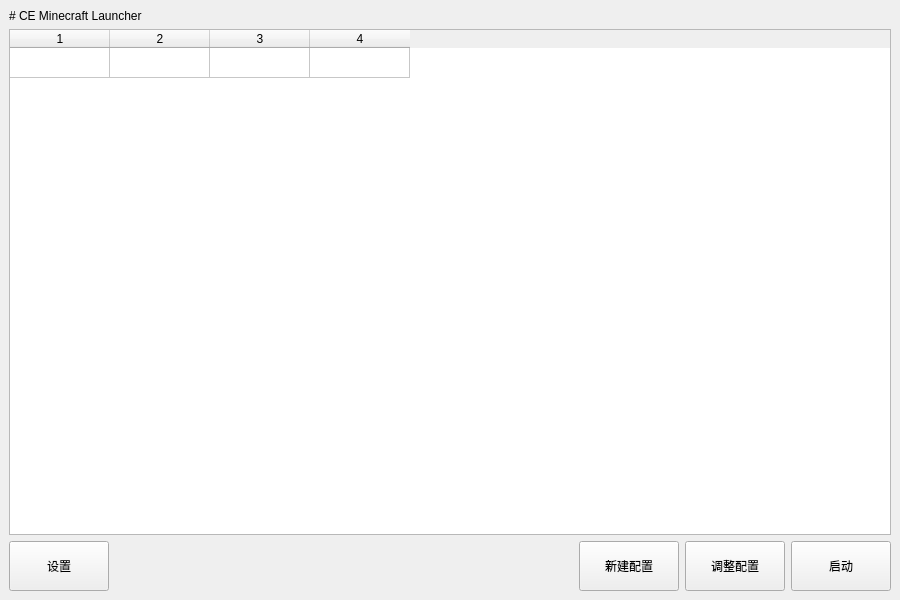
This is res/CEMCL.ui in constant-e/CEMCL as Qt 5 draws it before an edit. The edited form follows.
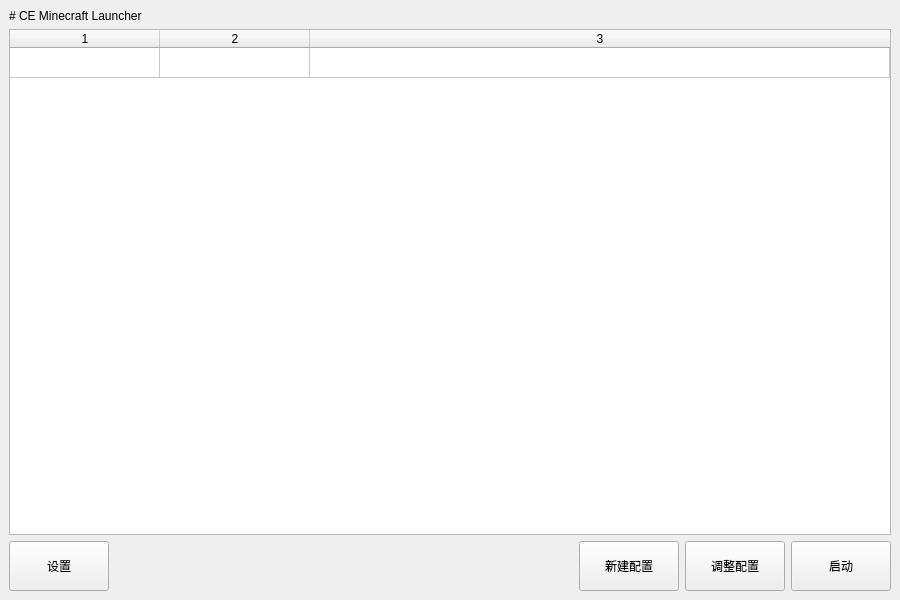
This is the edited form.

```diff
--- a/res/CEMCL.ui
+++ b/res/CEMCL.ui
@@ -142,8 +142,17 @@
        <number>1</number>
       </property>
       <property name="columnCount">
-       <number>4</number>
+       <number>3</number>
       </property>
+      <attribute name="horizontalHeaderMinimumSectionSize">
+       <number>50</number>
+      </attribute>
+      <attribute name="horizontalHeaderDefaultSectionSize">
+       <number>150</number>
+      </attribute>
+      <attribute name="horizontalHeaderStretchLastSection">
+       <bool>true</bool>
+      </attribute>
       <attribute name="verticalHeaderVisible">
        <bool>false</bool>
       </attribute>
@@ -151,7 +160,6 @@
       <column/>
       <column/>
       <column/>
-      <column/>
      </widget>
     </item>
    </layout>
```
